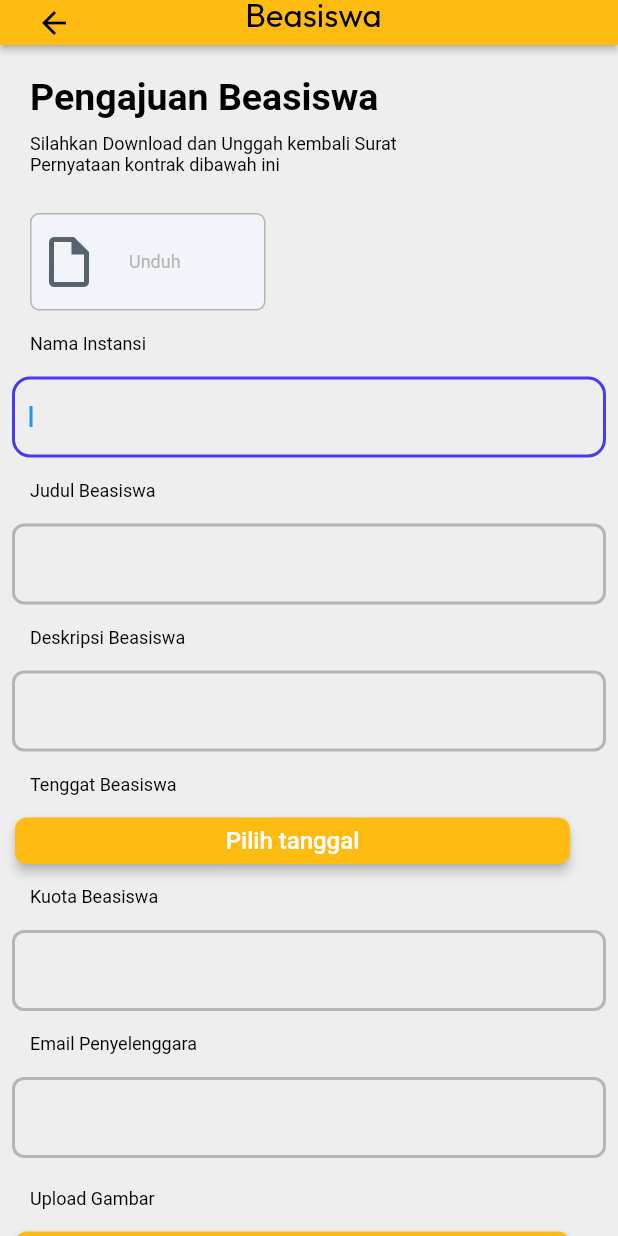
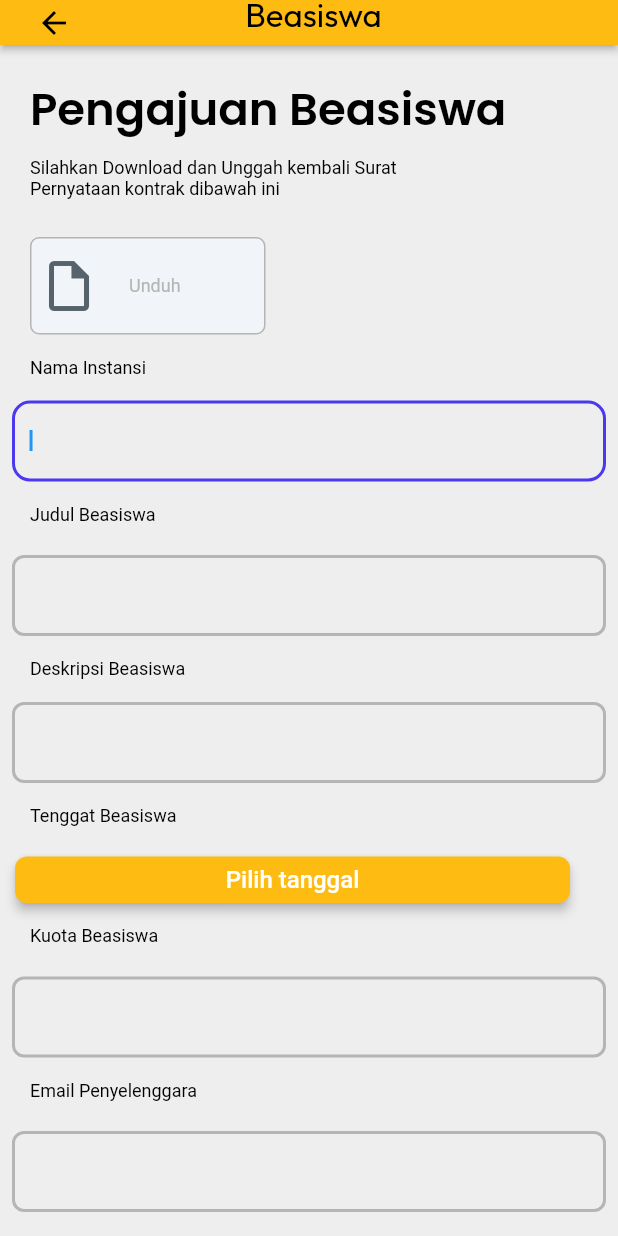
Before and after one commit to ngodeing/mimpi-kita-flutter, a Flutter app: the ETambahBeasiswaWidget screen opened by its route, on a phone screen of 412 x 824 dp. Run offline on Flutter 3.47's test engine with Material 3 defaults, Android fonts, the phone set to English and light mode, and no system bars; drawn by our look-alikes of auto_size_text; our stand-ins replace dropdown_button2, file_picker, font_awesome_flutter, from_css_color, go_router, google_fonts and 6 more; missing offline and left inert: json_path, mime_type; accounts and stored records are empty; Roboto replaces fonts that are missing (Readex Pro).

Commit message:
Edit tambah beasiswa

```diff
--- a/lib/lintang_page/e_tambah_beasiswa/e_tambah_beasiswa_widget.dart
+++ b/lib/lintang_page/e_tambah_beasiswa/e_tambah_beasiswa_widget.dart
@@ -123,9 +123,9 @@ class _ETambahBeasiswaWidgetState extends State<ETambahBeasiswaWidget> {
                               style: FlutterFlowTheme.of(context)
                                   .bodyMedium
                                   .override(
-                                    fontFamily: 'Readex Pro',
+                                    fontFamily: 'Poppins',
                                     color: Colors.black,
-                                    fontSize: 25.0,
+                                    fontSize: 30.0,
                                     letterSpacing: 0.0,
                                     fontWeight: FontWeight.w600,
                                   ),
@@ -311,7 +311,7 @@ class _ETambahBeasiswaWidgetState extends State<ETambahBeasiswaWidget> {
                         children: [
                           Padding(
                             padding: const EdgeInsetsDirectional.fromSTEB(
-                                20.0, 15.0, 0.0, 15.0),
+                                20.0, 15.0, 0.0, 20.0),
                             child: Text(
                               'Judul Beasiswa',
                               style: FlutterFlowTheme.of(context)
@@ -490,7 +490,7 @@ class _ETambahBeasiswaWidgetState extends State<ETambahBeasiswaWidget> {
                         children: [
                           Padding(
                             padding: const EdgeInsetsDirectional.fromSTEB(
-                                20.0, 15.0, 0.0, 15.0),
+                                20.0, 15.0, 0.0, 20.0),
                             child: Text(
                               'Tenggat Beasiswa',
                               style: FlutterFlowTheme.of(context)
@@ -608,7 +608,7 @@ class _ETambahBeasiswaWidgetState extends State<ETambahBeasiswaWidget> {
                         children: [
                           Padding(
                             padding: const EdgeInsetsDirectional.fromSTEB(
-                                20.0, 15.0, 0.0, 15.0),
+                                20.0, 15.0, 0.0, 20.0),
                             child: Text(
                               'Kuota Beasiswa',
                               style: FlutterFlowTheme.of(context)
@@ -695,7 +695,7 @@ class _ETambahBeasiswaWidgetState extends State<ETambahBeasiswaWidget> {
                         children: [
                           Padding(
                             padding: const EdgeInsetsDirectional.fromSTEB(
-                                20.0, 0.0, 0.0, 15.0),
+                                20.0, 0.0, 0.0, 20.0),
                             child: Text(
                               'Email Penyelenggara',
                               style: FlutterFlowTheme.of(context)
```
